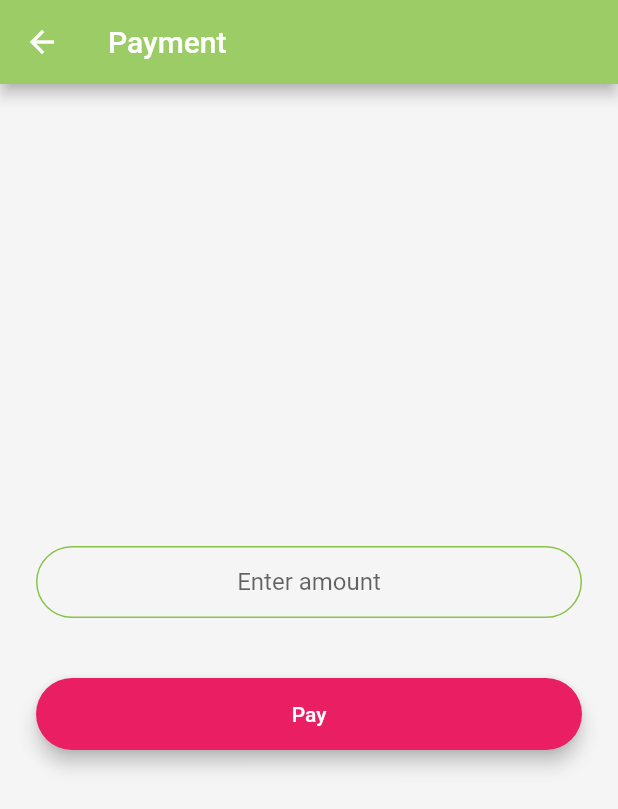
After one commit to csahithi/restaurant, a Flutter app: the PaymentScreen screen opened by its route, after a tap on "Pay", on a phone screen of 412 x 824 dp. The commit adds this screen. Shown: the top 809 px of the screen. Run offline on Flutter 3.47's test engine with Material 2 defaults, Android fonts, the phone set to English and light mode, and no system bars; our stand-ins replace animated_text_kit, cloud_firestore, firebase_auth, fluttertoast, modal_progress_hud, webview_flutter; missing offline and left inert: razorpay_flutter, square_in_app_payments; accounts and stored records are empty.

Commit message:
adding payment gateway

```diff
--- a/lib/main.dart
+++ b/lib/main.dart
@@ -1,19 +1,22 @@
 import 'package:flutter/material.dart';
+import 'package:restaurant/screens/payment_screen.dart';
 import 'package:restaurant/screens/welcome_screen.dart';
 import 'package:restaurant/screens/login_screen.dart';
 import 'package:restaurant/screens/registration_screen.dart';
 
-void main() => runApp(FlashChat());
+void main() => runApp(EatEasy());
 
-class FlashChat extends StatelessWidget {
+class EatEasy extends StatelessWidget {
   @override
   Widget build(BuildContext context) {
     return MaterialApp(
+      debugShowCheckedModeBanner: false,
       initialRoute: WelcomeScreen.id,
       routes: {
         WelcomeScreen.id: (context) => WelcomeScreen(),
         LoginScreen.id: (context) => LoginScreen(),
         RegistrationScreen.id: (context) => RegistrationScreen(),
+        PaymentScreen.id: (context) => PaymentScreen(),
       },
     );
   }
--- /dev/null
+++ b/lib/paytm_constants.dart
@@ -0,0 +1,14 @@
+const PAYMENT_URL =
+    "http://10.0.2.2:5000/restaurant-c0e9e/us-central1/customFunctions/payment";
+
+const ORDER_DATA = {
+  "custID": "USER_1122334455",
+  "custEmail": "someemail@gmail.com",
+  "custPhone": "7777777777"
+};
+
+const STATUS_LOADING = "PAYMENT_LOADING";
+const STATUS_SUCCESSFUL = "PAYMENT_SUCCESSFUL";
+const STATUS_PENDING = "PAYMENT_PENDING";
+const STATUS_FAILED = "PAYMENT_FAILED";
+const STATUS_CHECKSUM_FAILED = "PAYMENT_CHECKSUM_FAILED";
--- /dev/null
+++ b/lib/screens/payment_screen.dart
@@ -0,0 +1,149 @@
+import 'package:flutter/material.dart';
+import 'package:restaurant/components/rounded_button.dart';
+import 'package:restaurant/screens/paytm_screen.dart';
+import 'package:square_in_app_payments/models.dart';
+import 'package:restaurant/constants.dart';
+import 'package:square_in_app_payments/in_app_payments.dart';
+import 'package:razorpay_flutter/razorpay_flutter.dart';
+import 'package:fluttertoast/fluttertoast.dart';
+import 'package:flutter/services.dart';
+
+class PaymentScreen extends StatefulWidget {
+  static const String id = 'payment_screen';
+  @override
+  _PaymentScreenState createState() => _PaymentScreenState();
+}
+
+class _PaymentScreenState extends State<PaymentScreen> {
+  int payment;
+  int totalAmount = 0;
+  Razorpay _razorpay;
+  void _pay() {
+    InAppPayments.setSquareApplicationId('YOUR_SQUAREAPP_ID');
+    InAppPayments.startCardEntryFlow(
+      onCardNonceRequestSuccess: _cardNonceRequestSuccess,
+      onCardEntryCancel: _cardEntryCancel,
+    );
+  }
+
+  void _cardEntryCancel() {
+    //cancel
+  }
+
+  void _cardNonceRequestSuccess(CardDetails result) {
+    print(result.nonce);
+
+    InAppPayments.completeCardEntry(
+      onCardEntryComplete: _cardEntryComplete,
+    );
+  }
+
+  void _cardEntryComplete() {
+    //complete
+  }
+
+  TextEditingController _amountController = TextEditingController();
+  @override
+  void initState() {
+    super.initState();
+    _razorpay = Razorpay();
+    _razorpay.on(Razorpay.EVENT_PAYMENT_SUCCESS, _handlePaymentSuccess);
+    _razorpay.on(Razorpay.EVENT_PAYMENT_ERROR, _handlePaymentError);
+    _razorpay.on(Razorpay.EVENT_EXTERNAL_WALLET, _handleExternalWallet);
+  }
+
+  @override
+  void dispose() {
+    super.dispose();
+    _razorpay.clear();
+  }
+
+  void openCheckout() async {
+    var options = {
+      'key': 'YOUR_RAZORPAY_KEY',
+      'amount': totalAmount * 100,
+      'name': 'EatEasy',
+      'description': 'Checkout',
+      'prefill': {'contact': '', 'email': ''},
+      'theme': {'color': '#90ee90'},
+      'external': {
+        'wallets': ['paytm']
+      }
+    };
+    try {
+      _razorpay.open(options);
+    } catch (e) {
+      debugPrint(e);
+    }
+  }
+
+  void _handlePaymentSuccess(PaymentSuccessResponse response) {
+    Fluttertoast.showToast(msg: "SUCCESS" + response.paymentId);
+  }
+
+  void _handlePaymentError(PaymentFailureResponse response) {
+    Fluttertoast.showToast(
+        msg: "ERROR" + response.code.toString() + " - " + response.message);
+  }
+
+  void _handleExternalWallet(ExternalWalletResponse response) {
+    Fluttertoast.showToast(msg: "EXTERNAL WALLET" + response.walletName);
+  }
+
+  @override
+  Widget build(BuildContext context) {
+    return Scaffold(
+      backgroundColor: Colors.grey.shade100,
+      appBar: AppBar(
+        backgroundColor: Colors.lightGreen.shade400,
+        title: Text('Payment'),
+      ),
+      body: Padding(
+        padding: EdgeInsets.symmetric(horizontal: 24.0),
+        child: Column(
+          mainAxisAlignment: MainAxisAlignment.center,
+          crossAxisAlignment: CrossAxisAlignment.stretch,
+          children: <Widget>[
+            TextField(
+              controller: _amountController,
+              keyboardType: TextInputType.number,
+              textAlign: TextAlign.center,
+              decoration: kTextFieldDecoration.copyWith(
+                  hintText: 'Enter amount', border: UnderlineInputBorder()),
+              onChanged: (value) {
+                setState(() {
+                  totalAmount = num.parse(value);
+                });
+              },
+            ),
+            SizedBox(
+              height: 24.0,
+            ),
+//            RoundedButton(
+//              title: 'Credit Card',
+//              colour: Colors.pink.shade500,
+//              onPressed: _pay,
+//            ),
+//            RoundedButton(
+//              title: 'PayTM',
+//              colour: Colors.pink.shade500,
+//              onPressed: () {
+//                Navigator.of(context).push(MaterialPageRoute(
+//                    builder: (context) => PaytmScreen(
+//                          amount: _amountController.text,
+//                        )));
+//              },
+//            ),
+            RoundedButton(
+              title: 'Pay',
+              colour: Colors.pink.shade500,
+              onPressed: () {
+                openCheckout();
+              },
+            ),
+          ],
+        ),
+      ),
+    );
+  }
+}
--- a/lib/screens/registration_screen.dart
+++ b/lib/screens/registration_screen.dart
@@ -3,6 +3,7 @@ import 'package:restaurant/components/rounded_button.dart';
 import 'package:restaurant/constants.dart';
 import 'package:firebase_auth/firebase_auth.dart';
 import 'package:modal_progress_hud/modal_progress_hud.dart';
+import 'package:restaurant/services/user.dart';
 
 class RegistrationScreen extends StatefulWidget {
   static const String id = 'registration_screen';
@@ -74,7 +75,9 @@ class _RegistrationScreenState extends State<RegistrationScreen> {
                   try {
                     final newUser = await _auth.createUserWithEmailAndPassword(
                         email: email, password: password);
-                    if (newUser != null) {}
+                    if (newUser != null) {
+                      User().storeNewUser(newUser.user, context);
+                    }
 
                     setState(() {
                       showSpinner = false;
--- a/lib/screens/welcome_screen.dart
+++ b/lib/screens/welcome_screen.dart
@@ -21,7 +21,7 @@ class _WelcomeScreenState extends State<WelcomeScreen>
     super.initState();
 
     controller =
-        AnimationController(duration: Duration(seconds: 1), vsync: this);
+        AnimationController(duration: Duration(seconds: 3), vsync: this);
     animation = ColorTween(begin: Colors.blueGrey, end: Colors.white)
         .animate(controller);
     controller.forward();
@@ -71,14 +71,14 @@ class _WelcomeScreenState extends State<WelcomeScreen>
               title: 'Log In',
               colour: Colors.pink.shade500,
               onPressed: () {
-                Navigator.pushNamed(context, LoginScreen.id);
+                Navigator.of(context).pushNamed(LoginScreen.id);
               },
             ),
             RoundedButton(
               title: 'Register',
               colour: Colors.pink.shade800,
               onPressed: () {
-                Navigator.pushNamed(context, RegistrationScreen.id);
+                Navigator.of(context).pushNamed(RegistrationScreen.id);
               },
             ),
           ],
--- a/pubspec.yaml
+++ b/pubspec.yaml
@@ -9,13 +9,16 @@ environment:
 dependencies:
   flutter:
     sdk: flutter
-
+  square_in_app_payments: ^1.3.0
   cupertino_icons: ^0.1.3
   animated_text_kit: ^2.0.0
   firebase_core: ^0.4.4+3
   firebase_auth: ^0.16.0
   cloud_firestore: ^0.13.5
   modal_progress_hud: ^0.1.3
+  webview_flutter: ^0.3.21
+  razorpay_flutter: ^1.2.0
+  fluttertoast: ^4.0.1
 
 dev_dependencies:
   flutter_test:
```
Also changed, not shown: lib/screens/login_screen.dart (+6 -3 lines), lib/screens/paytm_screen.dart (added, +266 -0 lines), lib/services/user.dart (added, +18 -0 lines), pubspec.lock, 3 other files.
